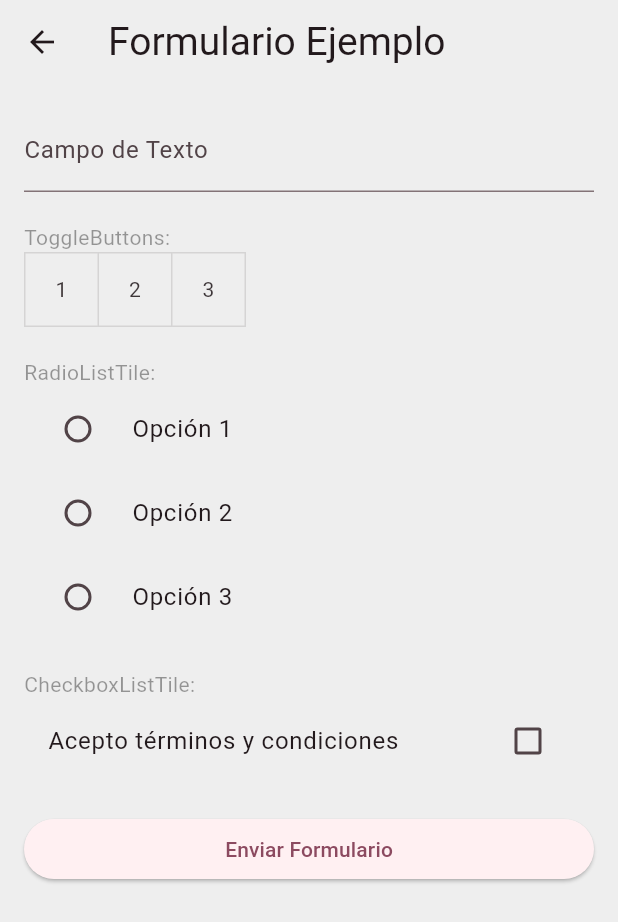
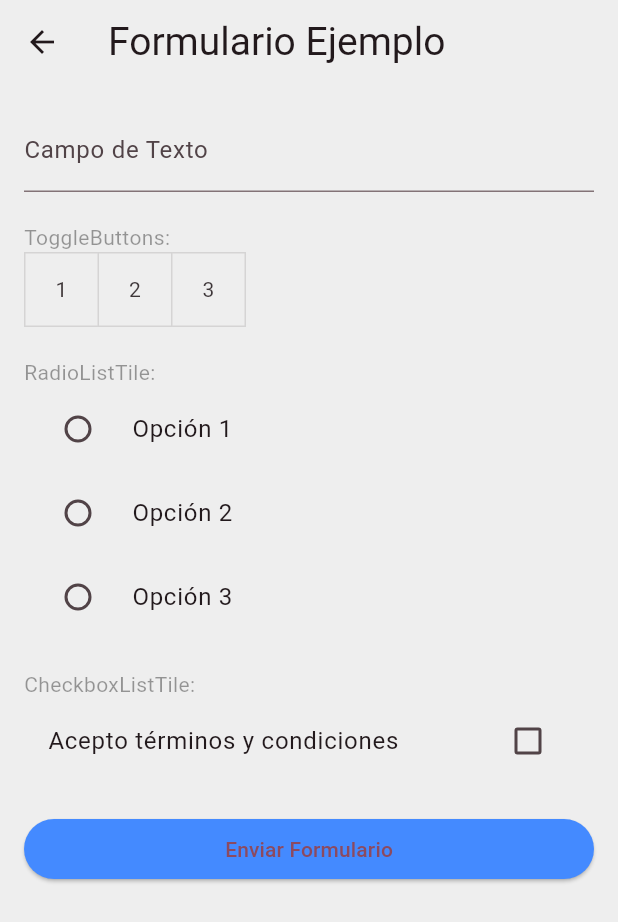
Before and after one commit to manypark/bitacoras, a Flutter app: the FormTestScreen screen opened directly, on a phone screen of 412 x 824 dp. Shown: the top 922 px of the screen. Run offline on Flutter 3.47's test engine with Material 3 defaults, Android fonts, the phone set to English and light mode, and no system bars; our stand-ins replace dio, equatable, flutter_bloc, flutter_svg, get_it, go_router and 2 more; network calls fail.

```diff
--- a/lib/core/configs/theme/app_theme.dart
+++ b/lib/core/configs/theme/app_theme.dart
@@ -24,6 +24,18 @@ class AppTheme {
     floatingActionButtonTheme: FloatingActionButtonThemeData(
       backgroundColor: Colors.blueAccent
     ),
+    elevatedButtonTheme: ElevatedButtonThemeData(
+      style: ButtonStyle(
+        backgroundColor: WidgetStateColor.resolveWith((states) {
+
+          if ( states.contains(WidgetState.disabled) ) {
+            return Colors.blueGrey.shade300;
+          }
+
+          return Colors.blueAccent;
+        },),
+      )
+    ),
   );
 
   ThemeData getThemeDark() => ThemeData(
@@ -47,6 +59,18 @@ class AppTheme {
     floatingActionButtonTheme: FloatingActionButtonThemeData(
       backgroundColor: Colors.blueAccent
     ),
+    elevatedButtonTheme: ElevatedButtonThemeData(
+      style: ButtonStyle(
+        backgroundColor: WidgetStateColor.resolveWith((states) {
+
+          if ( states.contains(WidgetState.disabled) ) {
+            return Colors.blueGrey.shade300;
+          }
+
+          return Colors.blueAccent;
+        },),
+      )
+    ),
   );
 
 }
--- a/lib/core/utils/error_message.dart
+++ b/lib/core/utils/error_message.dart
@@ -1,7 +1,7 @@
 // ignore_for_file: public_member_api_docs, sort_constructors_first, non_constant_identifier_names
 class ErrorMessage {
 
-  int code;
+  String code;
   String error_code;
   String msg;
 
@@ -21,9 +21,9 @@ class ErrorMessage {
 
   factory ErrorMessage.fromMap(Map<String, dynamic> map) {
     return ErrorMessage(
-      code: map['code'] as int,
-      error_code: map['error_code'] as String,
-      msg: map['msg'] as String,
+      code      : map['code'],
+      error_code: map['error_code'],
+      msg       : map['msg'],
     );
   }
 
--- a/lib/features/auth/infrastructure/datasource/login_datasuorce_impl.dart
+++ b/lib/features/auth/infrastructure/datasource/login_datasuorce_impl.dart
@@ -33,7 +33,7 @@ class LoginDatasourceImpl implements LoginDataSource {
 
     } on DioException catch (e) {
 
-      final int code         = e.response?.data['statusCode'] ?? (e.response?.data['code'] ?? 500);
+      final String code         = e.response?.data['statusCode'] ?? (e.response?.data['code'] ?? 500);
       final String errorCode = e.response?.data['hint'] ?? (e.response?.data['error_code'] ?? 'Error');
       final String msg       = e.response?.data['message'] ?? (e.response?.data['msg'] ?? 'Algun Error');
 
--- a/lib/features/auth/presentation/blocs/login/login_bloc.dart
+++ b/lib/features/auth/presentation/blocs/login/login_bloc.dart
@@ -62,7 +62,7 @@ class LoginBloc extends Bloc<LoginEvent, LoginState> with HydratedMixin {
     emit(
       state.copyWith(
         userLogin   : event.userLogin,
-        errorMessage: ErrorMessage(code: 0, error_code: '', msg: ''),
+        errorMessage: ErrorMessage(code: '0', error_code: '', msg: ''),
         accesToken  : event.accesToken
       )
     );
--- a/lib/features/tasks/infrastructure/datasource/tasks_datasource_impl.dart
+++ b/lib/features/tasks/infrastructure/datasource/tasks_datasource_impl.dart
@@ -24,7 +24,7 @@ class TasksDatasourceImpl implements TasksDatasource {
 
     } on DioException catch (e) {
 
-      final int code         = e.response?.data['statusCode'] ?? (e.response?.data['code'] ?? 500);
+      final String code         = e.response?.data['statusCode'] ?? (e.response?.data['code'] ?? '500');
       final String errorCode = e.response?.data['hint'] ?? (e.response?.data['error_code'] ?? 'Error');
       final String msg       = e.response?.data['message'] ?? (e.response?.data['msg'] ?? 'Error no controlado');
 
--- a/lib/features/tasks/presentation/blocs/tasks/tasks_event.dart
+++ b/lib/features/tasks/presentation/blocs/tasks/tasks_event.dart
@@ -1,4 +1,3 @@
-// ignore_for_file: public_member_api_docs, sort_constructors_first
 part of 'tasks_bloc.dart';
 
 sealed class TasksEvent extends Equatable {
@@ -11,11 +10,25 @@ class LoadListTasks extends TasksEvent {
 
   final List<TasksEntity> listTasks;
 
-  const LoadListTasks({ required this.listTasks });
+  const LoadListTasks({
+    this.listTasks = const [],
+  });
 
   @override
   List<Object> get props => [listTasks];
 
+}
+
+class LoadingListTasks extends TasksEvent {
+
+  final bool isLoading;
+
+  const LoadingListTasks({
+    this.isLoading = false,
+  });
+
+  @override
+  List<Object> get props => [isLoading];
 }
 
 class FailListTasks extends TasksEvent {
--- a/lib/features/tasks/presentation/blocs/tasks/tasks_state.dart
+++ b/lib/features/tasks/presentation/blocs/tasks/tasks_state.dart
@@ -8,20 +8,23 @@ class TasksState extends ErrorClass {
     this.listTasks = const [],
     super.hasError,
     super.messageError,
+    super.isLoading,
   });
 
   TasksState copyWith({
     bool? hasError,
+    bool? isLoading,
     String? messageError,
     List<TasksEntity>? listTasks,
   }) => TasksState(
     listTasks   : listTasks ?? this.listTasks,
     hasError    : hasError ?? this.hasError,
     messageError: messageError ?? this.messageError,
+    isLoading   : isLoading ?? this.isLoading,
   );
 
   @override
-  List<Object> get props => [listTasks, hasError, messageError];
+  List<Object> get props => [listTasks, hasError, messageError, isLoading];
 
 
   static Map<String, dynamic> toMap( TasksState state ) {
--- a/lib/shared/error/error_class.dart
+++ b/lib/shared/error/error_class.dart
@@ -3,13 +3,15 @@ import 'package:equatable/equatable.dart';
 class ErrorClass extends Equatable {
 
   final bool hasError;
+  final bool isLoading;
   final String messageError;
 
   const ErrorClass({
-    this.hasError = false,
+    this.hasError     = false,
+    this.isLoading    = false,
     this.messageError = '',
   });
 
   @override
-  List<Object> get props => [hasError, messageError];
+  List<Object> get props => [hasError, messageError, isLoading];
 }
```
Also changed, not shown: lib/features/tasks/presentation/blocs/tasks/tasks_bloc.dart (+8 -1 lines), lib/features/tasks/presentation/widgets/lists/list_tasks_widget.dart (+31 -8 lines).
